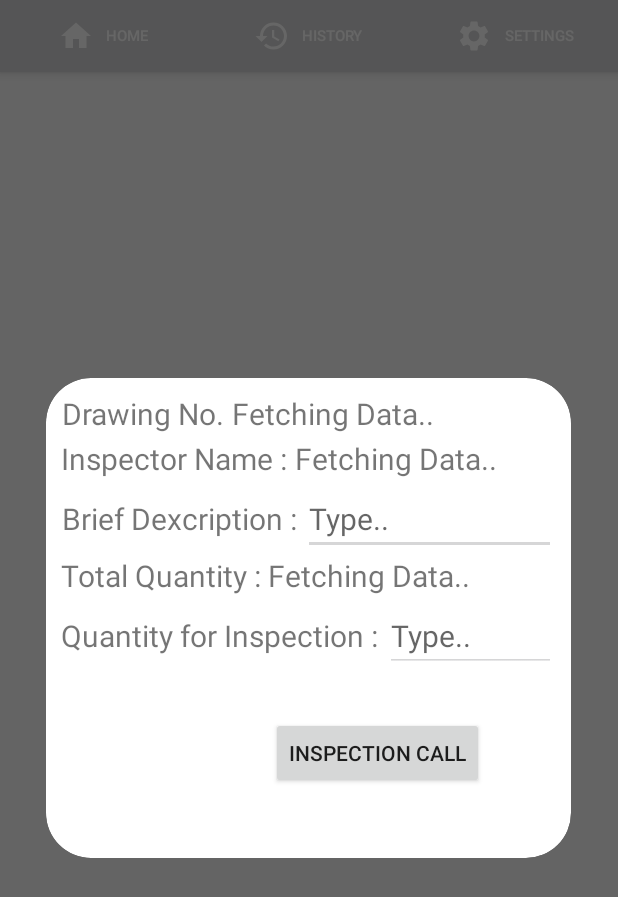
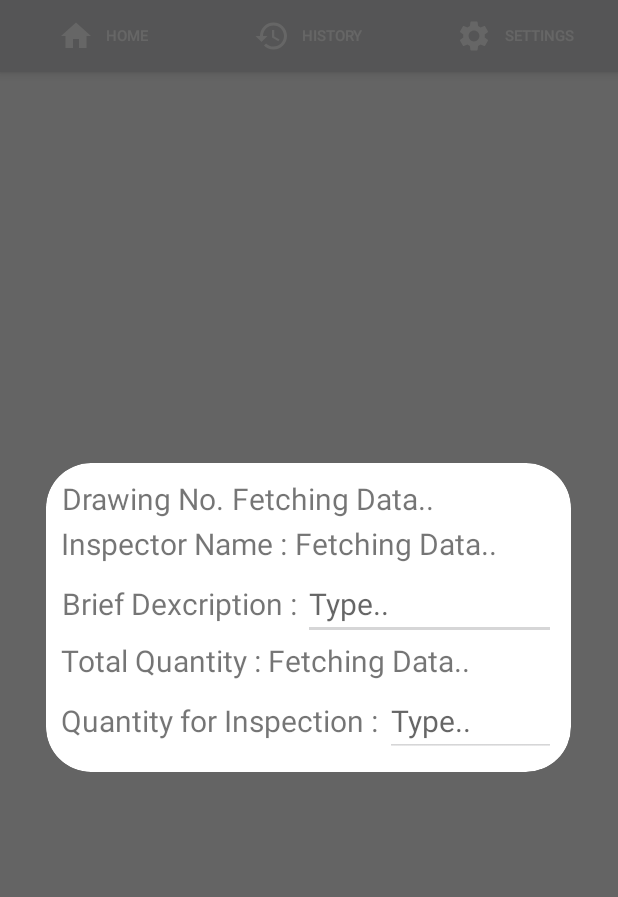
Before and after one commit to 1ezio/Hirmi_android_client, an Android app: the fragment dialog_fragment placed in its activity, tab 2 chosen, on a phone screen of 412 x 824 dp. Shown: the top 897 px of the screen. Run offline under Robolectric (Android 15) with nearby library versions, the phone set to English and light mode, and no system bars; our stand-ins replace Firebase (no records; nobody signed in at launch, a user with empty details on screens opened directly).

Commit message:
Dialog Box Added in Custodian(Setting's View)

```diff
--- a/app/src/main/res/layout/custodian_dialog_box.xml
+++ b/app/src/main/res/layout/custodian_dialog_box.xml
@@ -1,17 +1,18 @@
 <?xml version="1.0" encoding="utf-8"?>
-<LinearLayout
-    xmlns:android="http://schemas.android.com/apk/res/android"
+<LinearLayout xmlns:android="http://schemas.android.com/apk/res/android"
     android:layout_width="wrap_content"
     android:layout_height="wrap_content"
     android:orientation="vertical">
 
     <LinearLayout
         android:layout_width="match_parent"
-        android:layout_height="300dp"
+        android:layout_height="match_parent"
         android:orientation="vertical">
+
         <LinearLayout
             android:layout_width="match_parent"
             android:layout_height="wrap_content">
+
             <TextView
 
                 android:id="@+id/message_box_header"
@@ -26,13 +27,15 @@
                 android:id="@+id/drawing_id"
                 android:layout_width="wrap_content"
                 android:layout_height="wrap_content"
+                android:text="Fetching Data.."
                 android:textAlignment="center"
-            android:text="Fetching Data.."
                 android:textSize="20sp" />
         </LinearLayout>
+
         <LinearLayout
             android:layout_width="match_parent"
             android:layout_height="wrap_content">
+
             <TextView
 
 
@@ -47,8 +50,8 @@
                 android:id="@+id/inspector_id"
                 android:layout_width="wrap_content"
                 android:layout_height="wrap_content"
+                android:text="Fetching Data.."
                 android:textAlignment="center"
-                android:text="Fetching Data.."
                 android:textSize="20sp" />
         </LinearLayout>
 
@@ -56,6 +59,7 @@
         <LinearLayout
             android:layout_width="match_parent"
             android:layout_height="wrap_content">
+
             <TextView
 
 
@@ -75,9 +79,11 @@
                 android:textSize="20sp" />
 
         </LinearLayout>
+
         <LinearLayout
             android:layout_width="match_parent"
             android:layout_height="wrap_content">
+
             <TextView
 
 
@@ -97,9 +103,11 @@
                 android:textSize="20sp" />
 
         </LinearLayout>
+
         <LinearLayout
             android:layout_width="match_parent"
             android:layout_height="wrap_content">
+
             <TextView
 
 
@@ -119,41 +127,43 @@
                 android:textSize="20sp" />
 
 
+        </LinearLayout>
 
-        </LinearLayout>
-        <LinearLayout
+        <!--<LinearLayout
             android:layout_width="match_parent"
             android:layout_height="wrap_content">
+
             <TextView
 
 
                 android:layout_width="wrap_content"
                 android:layout_height="30dp"
                 android:text="Status : "
-                android:visibility="invisible"
                 android:textAlignment="center"
-                android:textSize="20sp" />
+                android:textSize="20sp"
+                android:visibility="invisible" />
 
             <TextView
                 android:id="@+id/status_id"
                 android:layout_width="wrap_content"
                 android:layout_height="wrap_content"
-                android:visibility="invisible"
                 android:hint="Type.."
-                android:textSize="20sp" />
+                android:textSize="20sp"
+                android:visibility="invisible" />
 
         </LinearLayout>
+
         <LinearLayout
             android:layout_width="wrap_content"
             android:layout_height="wrap_content">
 
             <Button
                 android:layout_width="wrap_content"
+                android:layout_height="wrap_content"
                 android:layout_gravity="center"
                 android:layout_marginLeft="140dp"
-        android:layout_height="wrap_content"
-        android:text="Inspection call"/>
-</LinearLayout>
+                android:text="Inspection call" />
+        </LinearLayout>-->
 
     </LinearLayout>
 
```
Also changed, not shown: app/src/main/java/com/hirmiproject/hirmi/fragmentsCustodian/SettingsFragment.kt (+31 -8 lines). Lines whose indentation alone changed are shown as unchanged.
